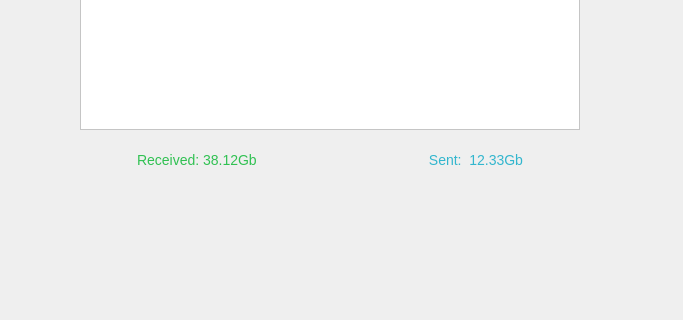
This is DapVpnGui/ui/dashboard_desktop.ui in bsn5/1 as Qt 5 draws it before an edit; both pictures show x 597 to 1280 and y 257 to 577 of the 1280 by 800 pixel window. The edited form follows.
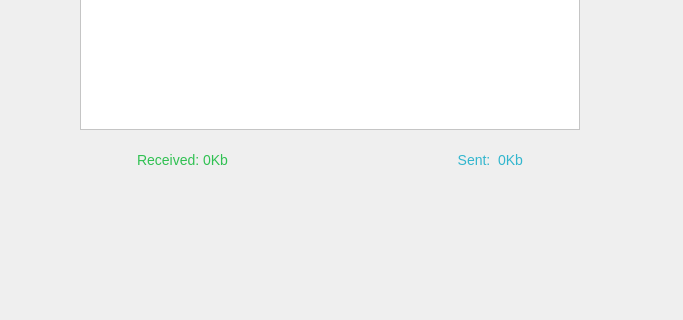
This is the edited form. Icons and pictures are not drawn.

```diff
--- a/DapVpnGui/ui/dashboard_desktop.ui
+++ b/DapVpnGui/ui/dashboard_desktop.ui
@@ -695,7 +695,7 @@
 border: none;</string>
                   </property>
                   <property name="text">
-                   <string>Received: 38.12Gb</string>
+                   <string>Received: 0Kb</string>
                   </property>
                   <property name="alignment">
                    <set>Qt::AlignLeading|Qt::AlignLeft|Qt::AlignVCenter</set>
@@ -729,7 +729,7 @@
 border: none;</string>
                   </property>
                   <property name="text">
-                   <string>Sent:  12.33Gb</string>
+                   <string>Sent:  0Kb</string>
                   </property>
                   <property name="alignment">
                    <set>Qt::AlignRight|Qt::AlignTrailing|Qt::AlignVCenter</set>
```
Left out of the diff: 16 changed lines with no effect on the pictures.
